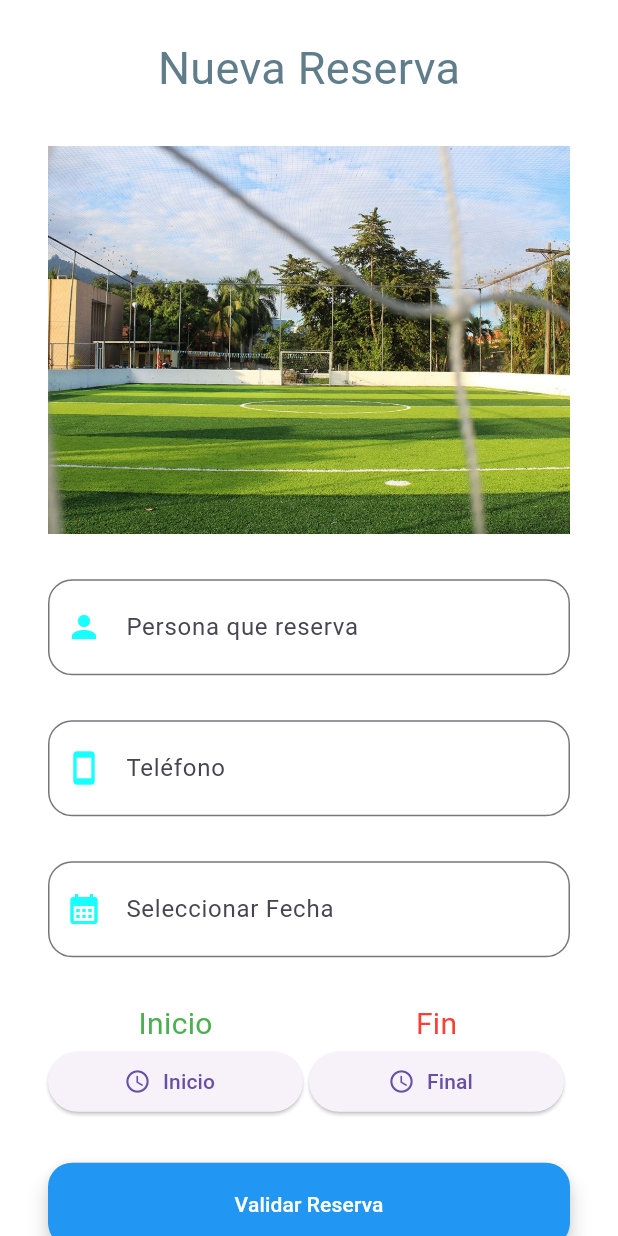
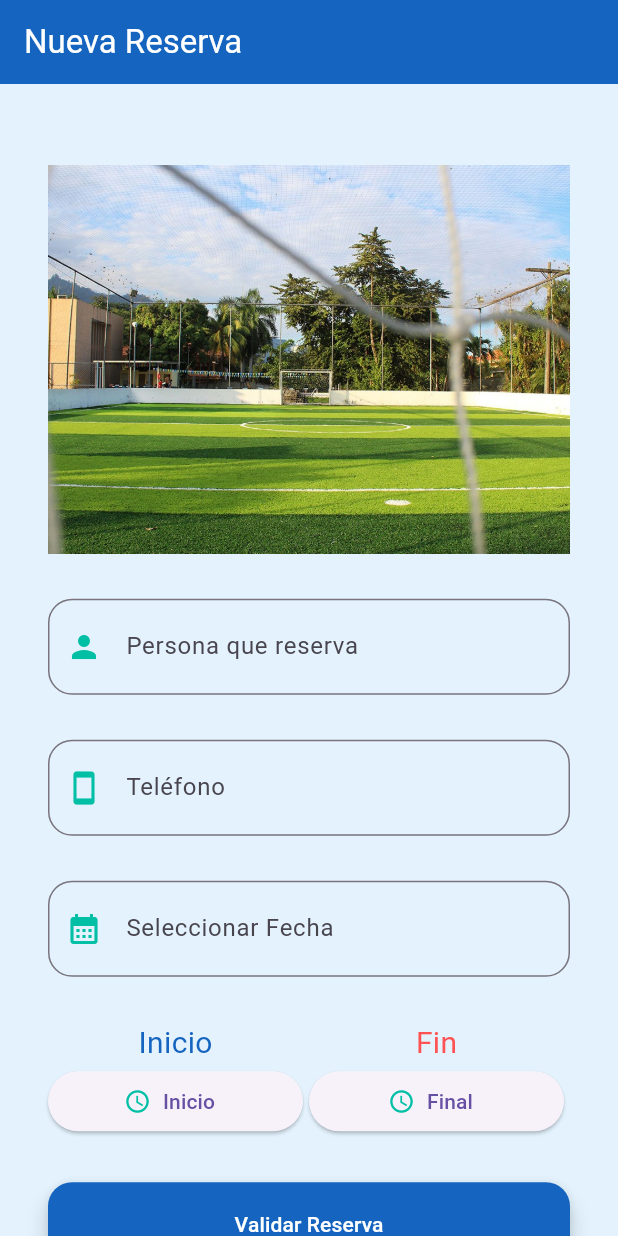
Before and after one commit to Eddie2704/ProyectoFinal_2PAC, a Flutter app: the ReservePage screen opened by its route, on a phone screen of 412 x 824 dp. Run offline on Flutter 3.47's test engine with Material 3 defaults, Android fonts, the phone set to English and light mode, and no system bars; our stand-ins replace cloud_firestore, firebase_core, get, go_router; accounts and stored records are empty.

Commit message:
cambios menores y de diseño en pantallas

```diff
--- a/futbox_app/lib/src/funciones/validar_reserva.dart
+++ b/futbox_app/lib/src/funciones/validar_reserva.dart
@@ -142,11 +142,13 @@ class ValidarReserva {
               );
               Navigator.pop(context);
               onSuccess();
+
             },
             child: Text("Confirmar"),
           ),
         ],
       ),
+
     );
   }
   //Funcion para formatear la hora
--- a/futbox_app/lib/src/views/reservepage.dart
+++ b/futbox_app/lib/src/views/reservepage.dart
@@ -1,5 +1,5 @@
 import 'package:flutter/material.dart';
-import 'package:futbox_app/src/Funciones/validar_reserva.dart';
+import 'package:futbox_app/src/funciones/validar_reserva.dart';
 import 'package:futbox_app/src/widgets/textfields.dart';
 
 
@@ -26,53 +26,46 @@ class _ReservePageState extends State<ReservePage> {
     final String imagen = 'assets/image/${widget.nombrecancha}.jpg';
 
     return Scaffold(
-      backgroundColor: Colors.white,
-      body: SafeArea(
-        child: SingleChildScrollView(
-          padding: const EdgeInsets.symmetric(horizontal: 32, vertical: 24),
+      backgroundColor: Color(0xFFE3F2FD),
+      appBar: AppBar(backgroundColor: Color(0xFF1565C0) ,
+        title: Text("Nueva Reserva",style: TextStyle(color: Colors.white),),),
+      body: SingleChildScrollView(
+        padding: EdgeInsets.symmetric(horizontal: 32, vertical: 24),
         child: Column(
           children: [
-              Row(
-                mainAxisAlignment: MainAxisAlignment.center,
-                children: const [
-                  Text(
-                    "Nueva Reserva",
-                    style: TextStyle(fontSize: 30, color: Colors.blueGrey),
-                  ),
-                ],
-              ),
-              const SizedBox(height: 30),
+
+            SizedBox(height: 30),
             Image.asset(imagen),
-              const SizedBox(height: 30),
+            SizedBox(height: 30),
             CustomTextField(
               label: "Persona que reserva",
               controller: nameController,
-                prefixIcon: Icon(Icons.person, color: Colors.cyanAccent),
+              prefixIcon: Icon(Icons.person, color: Color(0xFF00BFA5)),
             ),
-              const SizedBox(height: 30),
+            SizedBox(height: 30),
             CustomTextField(
               label: "Teléfono",
               controller: phoneController,
               keyboardType: TextInputType.phone,
-                prefixIcon: Icon(Icons.smartphone, color: Colors.cyanAccent),
+              prefixIcon: Icon(Icons.smartphone, color:  Color(0xFF00BFA5)),
             ),
-              const SizedBox(height: 30),
+            SizedBox(height: 30),
             CustomTextField(
               label: "Seleccionar Fecha",
               controller: dateController,
               keyboardType: TextInputType.datetime,
-                prefixIcon: Icon(Icons.calendar_month, color: Colors.cyanAccent),
+              prefixIcon: Icon(Icons.calendar_month, color:  Color(0xFF00BFA5)),
             ),
-              const SizedBox(height: 30),
+            SizedBox(height: 30),
             Row(
               children: [
                 Column(
                   children: [
-                      const Text("Inicio", style: TextStyle(fontSize: 20, color: Colors.green)),
+                    Text("Inicio", style: TextStyle(fontSize: 20, color:   Color(0xFF1565C0))),
                     SizedBox(
                       width: 170,
                       child: ElevatedButton.icon(
-                          icon: const Icon(Icons.access_time),
+                        icon: Icon(Icons.access_time,color: Color(0xFF00BFA5),),
                         label: Text(
                           horaInicio != null ? horaInicio!.format(context) : 'Inicio',
                         ),
@@ -88,14 +81,14 @@ class _ReservePageState extends State<ReservePage> {
                     ),
                   ],
                 ),
-                  const Spacer(),
+                Spacer(),
                 Column(
                   children: [
-                      const Text("Fin", style: TextStyle(fontSize: 20, color: Colors.red)),
+                    Text("Fin", style: TextStyle(fontSize: 20, color: Colors.redAccent)),
                     SizedBox(
                       width: 170,
                       child: ElevatedButton.icon(
-                          icon: const Icon(Icons.access_time),
+                        icon: Icon(Icons.access_time,color: Color(0xFF00BFA5),),
                         label: Text(
                           horaFin != null ? horaFin!.format(context) : 'Final',
                         ),
@@ -111,10 +104,10 @@ class _ReservePageState extends State<ReservePage> {
                     ),
                   ],
                 ),
-                  const Spacer(),
+                Spacer(),
               ],
             ),
-              const SizedBox(height: 30),
+            SizedBox(height: 30),
             SizedBox(
               width: double.infinity,
               child: FloatingActionButton(
@@ -149,17 +142,18 @@ class _ReservePageState extends State<ReservePage> {
                     );
                   }
                 },
-                  backgroundColor: Colors.blue,
-                  child: const Text(
+                backgroundColor: Color(0xFF1565C0),
+                child: Text(
                   "Validar Reserva",
                   style: TextStyle(color: Colors.white),
+
                 ),
+
               ),
             ),
           ],
         ),
       ),
-      ),
     );
   }
 }
```
Also changed, not shown: futbox_app/lib/controllers/calendariocontroller.dart (+4 -6 lines), futbox_app/lib/src/views/calendariopage.dart (+26 -24 lines). Lines whose indentation alone changed are shown as unchanged.
